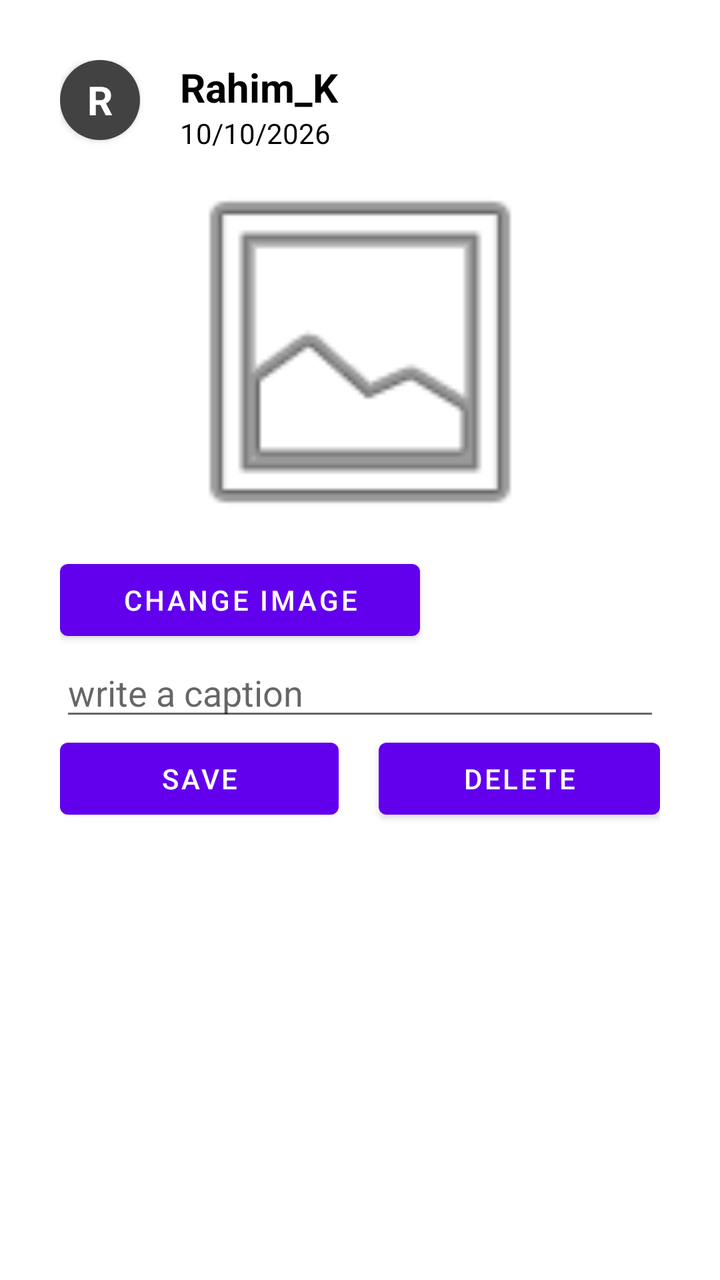
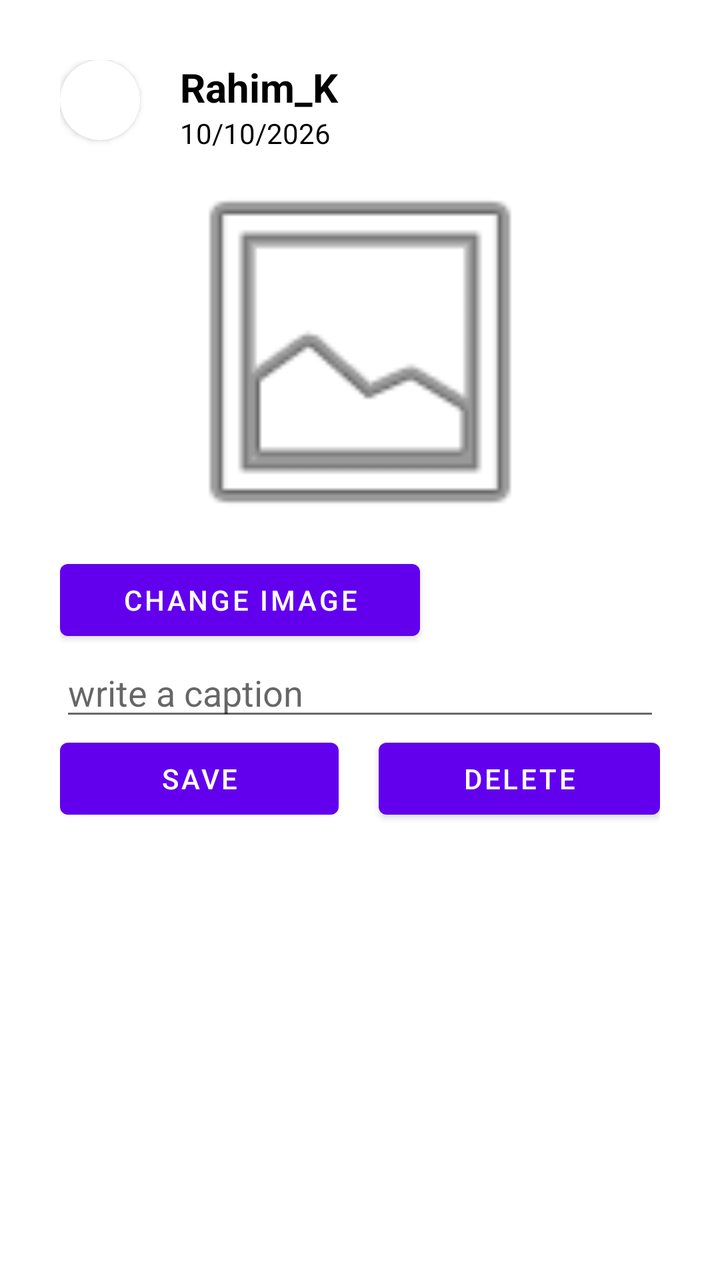

The first picture is an Android layout as it rendered before a commit; the second is the same layout after the commit. The layout source and the unified diff follow.
<!-- AndroidManifest.xml: application theme Theme.Pet_lovers -->
<!-- res/layout/posts.xml -->
<?xml version="1.0" encoding="utf-8"?>
<androidx.constraintlayout.widget.ConstraintLayout xmlns:android="http://schemas.android.com/apk/res/android"
    xmlns:app="http://schemas.android.com/apk/res-auto"
    android:layout_width="match_parent"
    android:layout_height="match_parent">

    <LinearLayout
        android:layout_width="match_parent"
        android:layout_height="match_parent"
        android:orientation="vertical"
        android:padding="30dp">


        <LinearLayout
            android:layout_width="match_parent"
            android:layout_height="wrap_content"
            android:orientation="horizontal"
            >


            <androidx.cardview.widget.CardView
                android:layout_width="wrap_content"
                android:layout_height="wrap_content"
                app:cardCornerRadius="50dp"
                android:layout_marginRight="20dp">

                <TextView
                    android:id="@+id/textView13"
                    android:layout_width="40dp"
                    android:layout_height="40dp"
                    android:text="R"
                    android:gravity="center"
                    android:textStyle="bold"
                    android:textSize="20dp"
                    android:textColor="@color/white"
                    android:background="@color/cardview_dark_background"
                    />
            </androidx.cardview.widget.CardView>
            <LinearLayout
                android:layout_width="match_parent"
                android:layout_height="wrap_content"
                android:orientation="vertical">

                <TextView
                    android:id="@+id/textView14"
                    android:layout_width="match_parent"
                    android:layout_height="wrap_content"
                    android:text="Rahim_K"
                    android:textStyle="bold"
                    android:textColor="@color/black"
                    android:textSize="20dp"
                    />

                <TextView
                    android:id="@+id/textView15"
                    android:layout_width="match_parent"
                    android:layout_height="wrap_content"
                    android:text="10/10/2026"
                    android:textColor="@color/black"/>
            </LinearLayout>
        </LinearLayout>
        <ImageView
            android:id="@+id/imageView3"
            android:layout_width="match_parent"
            android:layout_height="200dp"
            app:srcCompat="@android:drawable/ic_menu_gallery"
            />

        <Button
            android:id="@+id/button4"
            android:layout_width="180dp"
            android:layout_height="wrap_content"
            android:text="Change Image"
            />

        <EditText
            android:id="@+id/editTextTextMultiLine2"
            android:layout_width="match_parent"
            android:layout_height="wrap_content"
            android:ems="10"
            android:hint="write a caption"
            android:gravity="start|top"
            android:inputType="textMultiLine" />

        <LinearLayout
            android:layout_width="match_parent"
            android:layout_height="wrap_content"
            android:orientation="horizontal"
            >

            <Button
                android:id="@+id/button5"
                android:layout_width="wrap_content"
                android:layout_height="wrap_content"
                android:layout_weight="1"
                android:text="save"
                android:layout_marginRight="20dp"/>

            <Button
                android:id="@+id/button6"
                android:layout_width="wrap_content"
                android:layout_height="wrap_content"
                android:layout_weight="1"
                android:text="delete" />
        </LinearLayout>

    </LinearLayout>
</androidx.constraintlayout.widget.ConstraintLayout>
<!-- resources referenced by this layout -->
<resources>
  <color name="black">#FF000000</color>
  <color name="white">#FFFFFFFF</color>
  <style name="Theme.Pet_lovers" parent="Theme.MaterialComponents.DayNight.NoActionBar" />
</resources>

<!-- the commit's change to res/layout/posts.xml (unified diff, before → after) -->
@@ -33,7 +33,6 @@
                     android:textStyle="bold"
                     android:textSize="20dp"
                     android:textColor="@color/white"
-                    android:background="@color/cardview_dark_background"
                     />
             </androidx.cardview.widget.CardView>
             <LinearLayout
